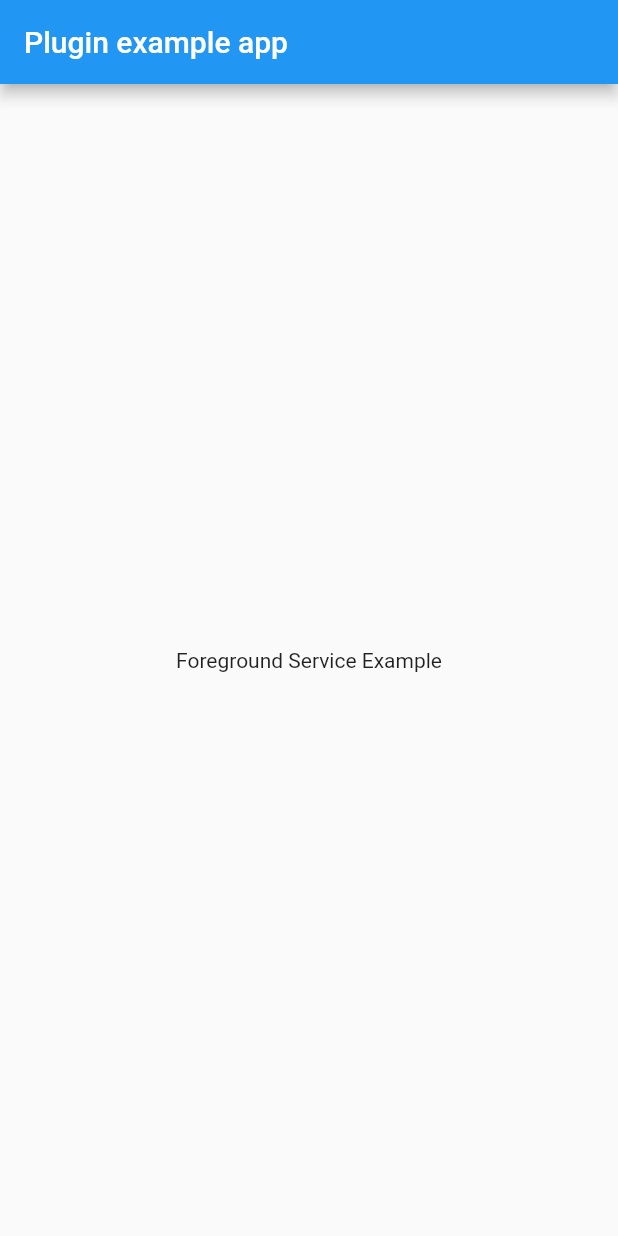
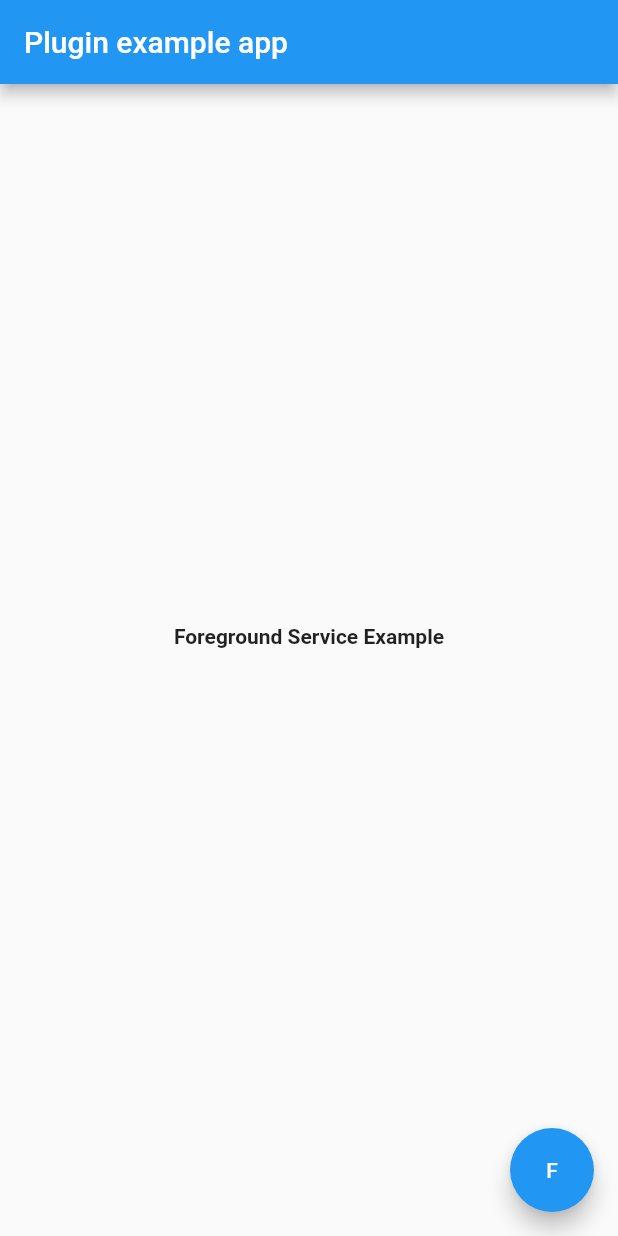
Before and after one commit to michael-cheung-thebus/foreground_service, a Flutter app: the screen it shows after launch, on a phone screen of 412 x 824 dp. Run offline on Flutter 3.47's test engine with Material 2 defaults, Android fonts, the phone set to English and light mode, and no system bars.

Commit message:
update example

```diff
--- a/example/lib/main.dart
+++ b/example/lib/main.dart
@@ -22,6 +22,7 @@ void startFGS() async {
   await ForegroundService.notification.finishEditMode();
 
   await ForegroundService.startForegroundService(foregroundServiceFunction);
+  await ForegroundService.getWakeLock();
 }
 
 void foregroundServiceFunction() {
@@ -34,9 +35,28 @@ class MyApp extends StatefulWidget {
 }
 
 class _MyAppState extends State<MyApp> {
+  String _appMessage = "";
+
   @override
   void initState() {
     super.initState();
+  }
+
+  void _toggleForegroundServiceOnOff() async {
+    final fgsIsRunning = await ForegroundService.foregroundServiceIsStarted();
+    String appMessage;
+
+    if (fgsIsRunning) {
+      await ForegroundService.stopForegroundService();
+      appMessage = "Stopped foreground service.";
+    } else {
+      startFGS();
+      appMessage = "Started foreground service.";
+    }
+
+    setState(() {
+      _appMessage = appMessage;
+    });
   }
 
   @override
@@ -47,7 +67,24 @@ class _MyAppState extends State<MyApp> {
           title: const Text('Plugin example app'),
         ),
         body: Center(
-          child: Text('Foreground Service Example'),
+            child: Column(
+          children: <Widget>[
+            Text('Foreground Service Example',
+                style: TextStyle(fontWeight: FontWeight.bold)),
+            Padding(padding: EdgeInsets.all(8.0)),
+            Text(_appMessage, style: TextStyle(fontStyle: FontStyle.italic))
+          ],
+          mainAxisAlignment: MainAxisAlignment.center,
+        )),
+        floatingActionButton: Column(
+          children: <Widget>[
+            FloatingActionButton(
+              child: Text("F"),
+              onPressed: _toggleForegroundServiceOnOff,
+              tooltip: "Toggle Foreground Service On/Off",
+            )
+          ],
+          mainAxisAlignment: MainAxisAlignment.end,
         ),
       ),
     );
```
